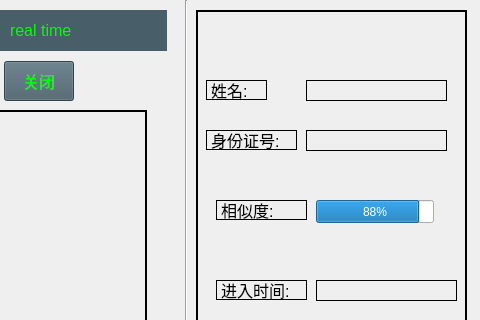
This is core_code/gui/main_window.ui in jiangren1254/Adaface_gui as Qt 5 draws it before an edit; both pictures show x 514 to 994 and y 0 to 320 of the 994 by 608 pixel window. The edited form follows.
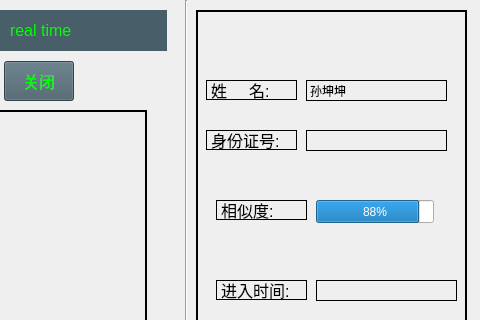
This is the edited form.

Patch:
```diff
--- a/core_code/gui/main_window.ui
+++ b/core_code/gui/main_window.ui
@@ -419,7 +419,7 @@
      <rect>
       <x>720</x>
       <y>80</y>
-      <width>61</width>
+      <width>91</width>
       <height>20</height>
      </rect>
     </property>
@@ -431,7 +431,7 @@
 border: 1px solid black;</string>
     </property>
     <property name="text">
-     <string>姓名:</string>
+     <string>姓     名:</string>
     </property>
    </widget>
    <widget class="QLabel" name="label_name">
@@ -446,13 +446,12 @@
     <property name="styleSheet">
      <string notr="true">
     color: rgb(0, 0, 0);
-    font-size: 16px;
-    padding: 10px;
+    font-size: 12px;
  qproperty-alignment: AlignCenter;
 border: 1px solid black;</string>
     </property>
     <property name="text">
-     <string/>
+     <string>孙坤坤</string>
     </property>
    </widget>
    <widget class="QLabel" name="label_name_2">
```
Left out of the diff: 18 changed lines with no effect on the pictures.
